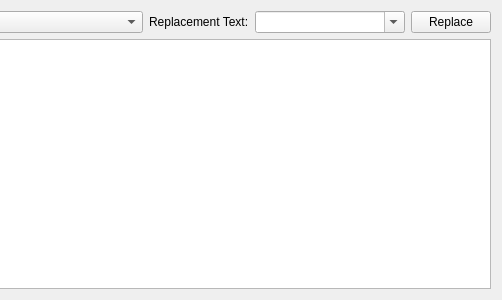
The window that plugins/grepview/grepoutputview.ui (KDE/kdevelop) describes before a commit, drawn with Qt 5; both pictures show x 244 to 746 and y 0 to 300 of the 746 by 300 pixel window.
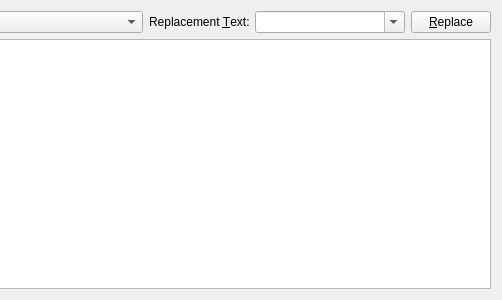
The same window after the commit. Custom widgets are drawn as their Qt base class.

Commit message: Grepview: Make replace-action keyboard activatable

The edit to the form file:
```diff
--- a/plugins/grepview/grepoutputview.ui
+++ b/plugins/grepview/grepoutputview.ui
@@ -38,7 +38,10 @@
            </sizepolicy>
           </property>
           <property name="text">
-           <string>Replacement Text:</string>
+           <string>Replacement &amp;Text:</string>
+          </property>
+          <property name="buddy">
+           <cstring>replacementCombo</cstring>
           </property>
          </widget>
         </item>
@@ -70,7 +73,7 @@
            <string>Apply replacement on selected items.</string>
           </property>
           <property name="text">
-           <string>Replace</string>
+           <string>&amp;Replace</string>
           </property>
          </widget>
         </item>
```
The commit also changes 1 other file.
